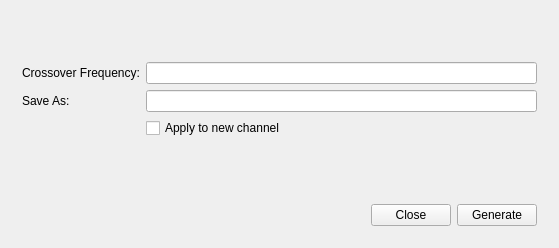
This is Application/MainWindow.ui in Terrabits/JoinCal as Qt 5 draws it before an edit. The edited form follows.
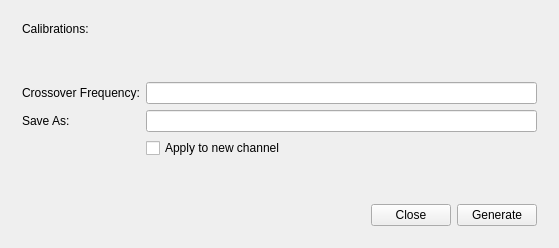
This is the edited form. Icons and pictures are not drawn. Custom widgets are drawn as their Qt base class.

```diff
--- a/Application/MainWindow.ui
+++ b/Application/MainWindow.ui
@@ -22,51 +22,34 @@
     <item>
      <widget class="QWidget" name="widget" native="true">
       <layout class="QGridLayout" name="gridLayout" columnstretch="0,0">
-       <item row="0" column="0">
-        <widget class="CalSourceWidget" name="calibration1" native="true">
-         <property name="minimumSize">
-          <size>
-           <width>0</width>
-           <height>0</height>
-          </size>
-         </property>
-        </widget>
-       </item>
-       <item row="1" column="0">
-        <widget class="CalSourceWidget" name="calibration2" native="true">
-         <property name="minimumSize">
-          <size>
-           <width>0</width>
-           <height>0</height>
-          </size>
-         </property>
-        </widget>
-       </item>
-       <item row="0" column="1">
-        <widget class="QLabel" name="summary1">
-         <property name="text">
-          <string/>
-         </property>
-        </widget>
-       </item>
-       <item row="1" column="1">
-        <widget class="QLabel" name="summary2">
-         <property name="text">
-          <string/>
-         </property>
-        </widget>
-       </item>
-       <item row="2" column="0">
-        <widget class="QLabel" name="label_3">
-         <property name="text">
-          <string>Crossover Frequency:</string>
-         </property>
-        </widget>
-       </item>
        <item row="2" column="1">
+        <widget class="QLabel" name="summary2">
+         <property name="text">
+          <string/>
+         </property>
+        </widget>
+       </item>
+       <item row="1" column="1">
+        <widget class="QLabel" name="summary1">
+         <property name="text">
+          <string/>
+         </property>
+        </widget>
+       </item>
+       <item row="3" column="1">
         <widget class="RsaToolbox::FrequencyEdit" name="crossover"/>
        </item>
        <item row="4" column="1">
+        <widget class="QLineEdit" name="filename"/>
+       </item>
+       <item row="4" column="0">
+        <widget class="QLabel" name="label">
+         <property name="text">
+          <string>Save As:</string>
+         </property>
+        </widget>
+       </item>
+       <item row="5" column="1">
         <widget class="QCheckBox" name="load">
          <property name="text">
           <string>Apply to new channel</string>
@@ -74,14 +57,38 @@
         </widget>
        </item>
        <item row="3" column="0">
-        <widget class="QLabel" name="label">
+        <widget class="QLabel" name="label_3">
          <property name="text">
-          <string>Save As:</string>
+          <string>Crossover Frequency:</string>
          </property>
         </widget>
        </item>
-       <item row="3" column="1">
-        <widget class="QLineEdit" name="filename"/>
+       <item row="2" column="0">
+        <widget class="CalSourceWidget" name="calibration2" native="true">
+         <property name="minimumSize">
+          <size>
+           <width>0</width>
+           <height>0</height>
+          </size>
+         </property>
+        </widget>
+       </item>
+       <item row="1" column="0">
+        <widget class="CalSourceWidget" name="calibration1" native="true">
+         <property name="minimumSize">
+          <size>
+           <width>0</width>
+           <height>0</height>
+          </size>
+         </property>
+        </widget>
+       </item>
+       <item row="0" column="0">
+        <widget class="QLabel" name="label_2">
+         <property name="text">
+          <string>Calibrations:</string>
+         </property>
+        </widget>
        </item>
       </layout>
      </widget>
```
